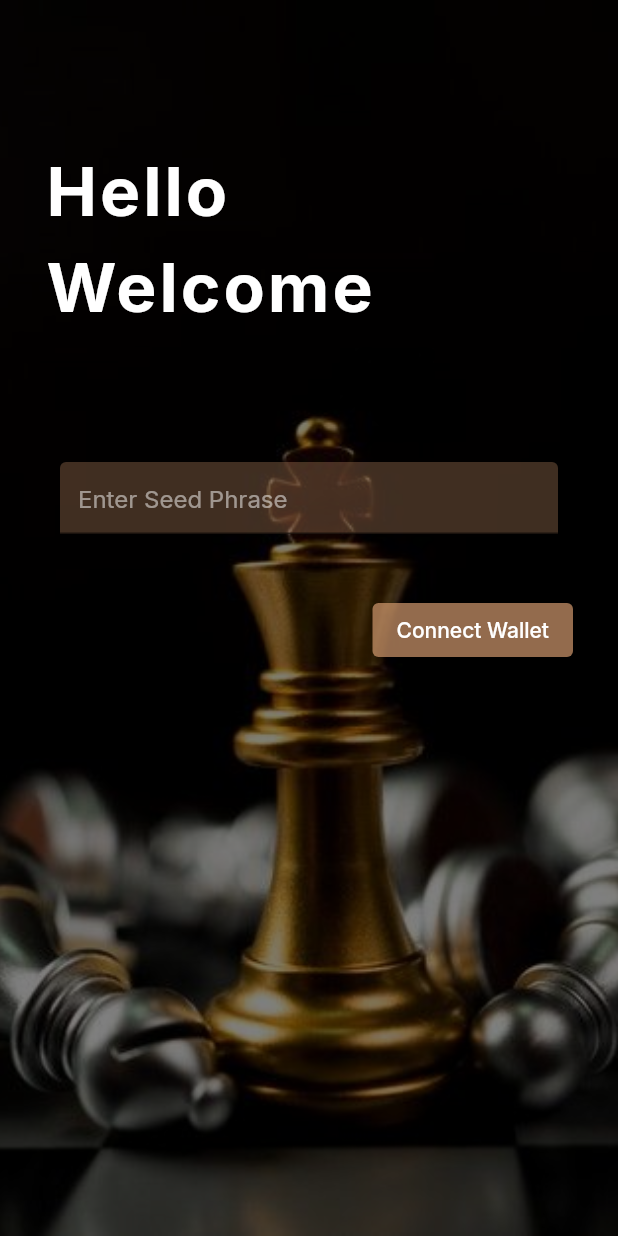
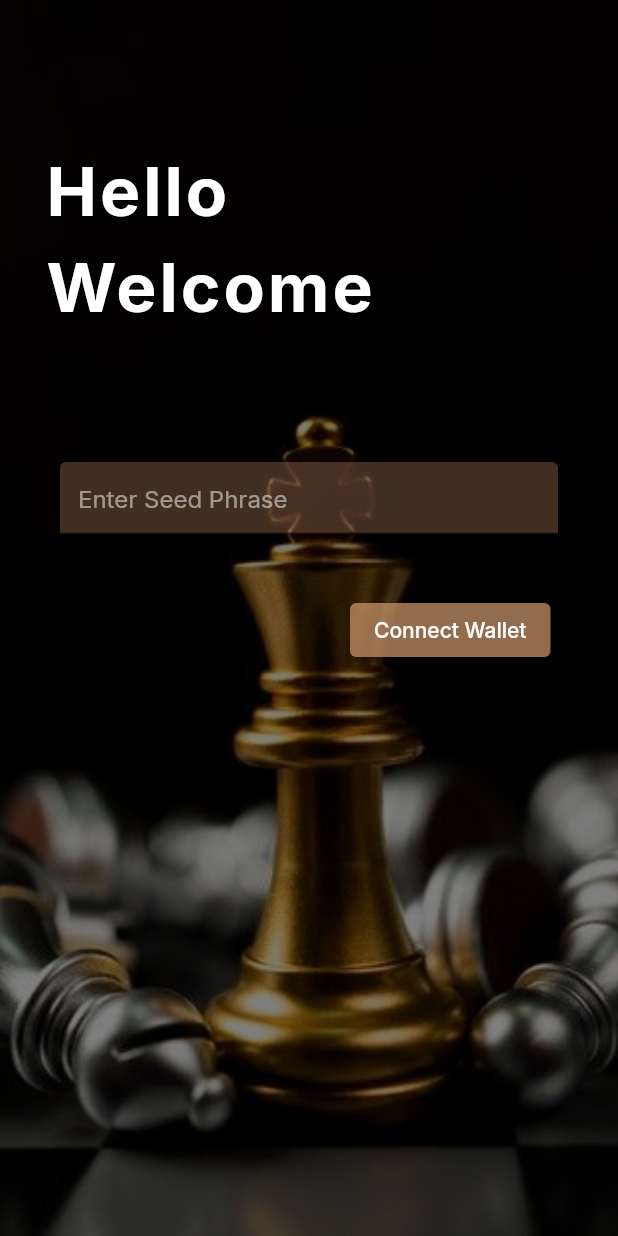
Before and after one commit to Codificacion-Circulo/polyess, a Flutter app: the screen it shows after launch, on a phone screen of 412 x 824 dp. Run offline on Flutter 3.47's test engine with Material 2 defaults, Android fonts, the phone set to English and light mode, and no system bars; our stand-ins replace flutter_secure_storage, google_fonts; accounts and stored records are empty.

Commit message:
app: fix button padding
Signed-off-by: Ojas Sinha <sinhaojas67@gmail.com>

```diff
--- a/app/lib/screens/wallet_connect.dart
+++ b/app/lib/screens/wallet_connect.dart
@@ -84,7 +84,9 @@ class WalletConnect extends StatelessWidget {
                 Row(
                   mainAxisAlignment: MainAxisAlignment.end,
                   children: [
-                    ElevatedButton(
+                    Padding(
+                      padding: const EdgeInsets.only(right: 15),
+                      child: ElevatedButton(
                         style: ButtonStyle(
                             backgroundColor: MaterialStateProperty.all(
                                 textColor.withOpacity(0.7))),
@@ -99,6 +101,7 @@ class WalletConnect extends StatelessWidget {
                         },
                         child: Text('Connect Wallet'),
                       ),
+                    ),
                   ],
                 ),
               ],
```
Lines whose indentation alone changed are shown as unchanged.
